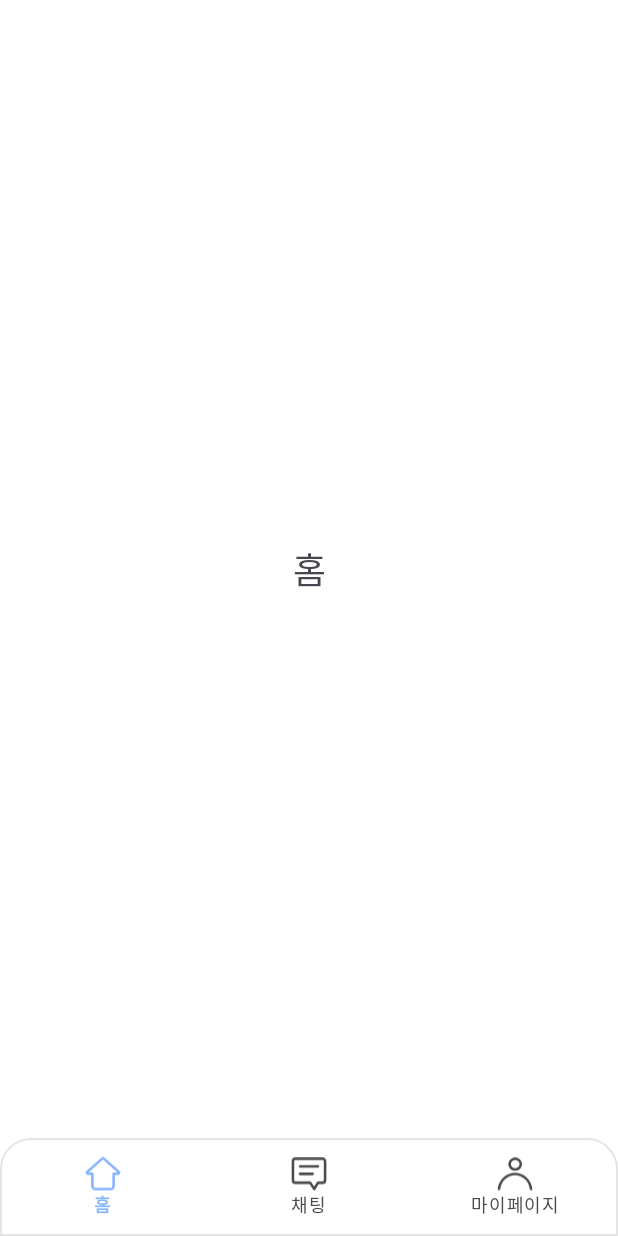
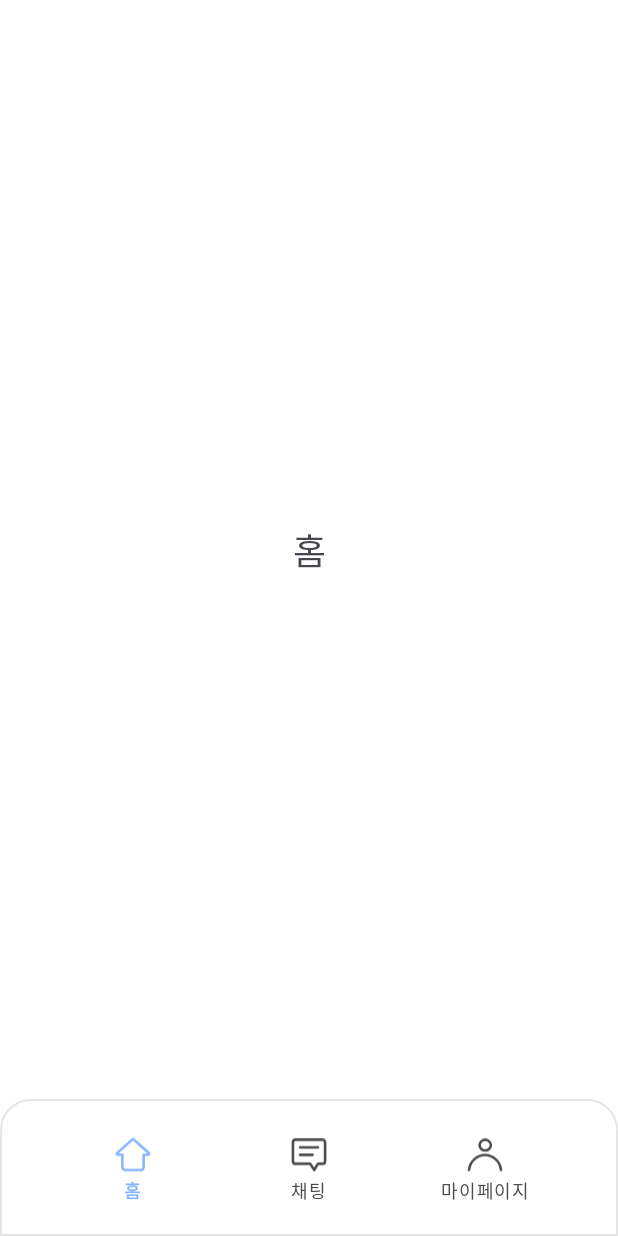
Before and after one commit to 9oormthon-univ/2024_BEOTKKOTTHON_TEAM_34_FE, an Android app: the screen it shows after launch (MainActivity), on a phone screen of 412 x 824 dp. Run offline under Robolectric (Android 15) with nearby library versions, the phone set to English and light mode, and no system bars; our stand-ins replace data binding, navigation-ui.

Commit message:
chore: bottom navi 간격 조절

```diff
--- a/app/src/main/res/layout/activity_main.xml
+++ b/app/src/main/res/layout/activity_main.xml
@@ -27,8 +27,12 @@
         <com.google.android.material.bottomnavigation.BottomNavigationView
             android:id="@+id/bottom_navigation_main"
             style="@style/BottomNavigationStyle"
+            android:paddingStart="30dp"
+            android:paddingEnd="30dp"
+            app:itemPaddingTop="25dp"
+            app:itemPaddingBottom="25dp"
             android:layout_width="0dp"
-            android:layout_height="65dp"
+            android:layout_height="91dp"
             app:layout_constraintBottom_toBottomOf="parent"
             app:layout_constraintEnd_toEndOf="parent"
             app:layout_constraintStart_toStartOf="parent"
```
